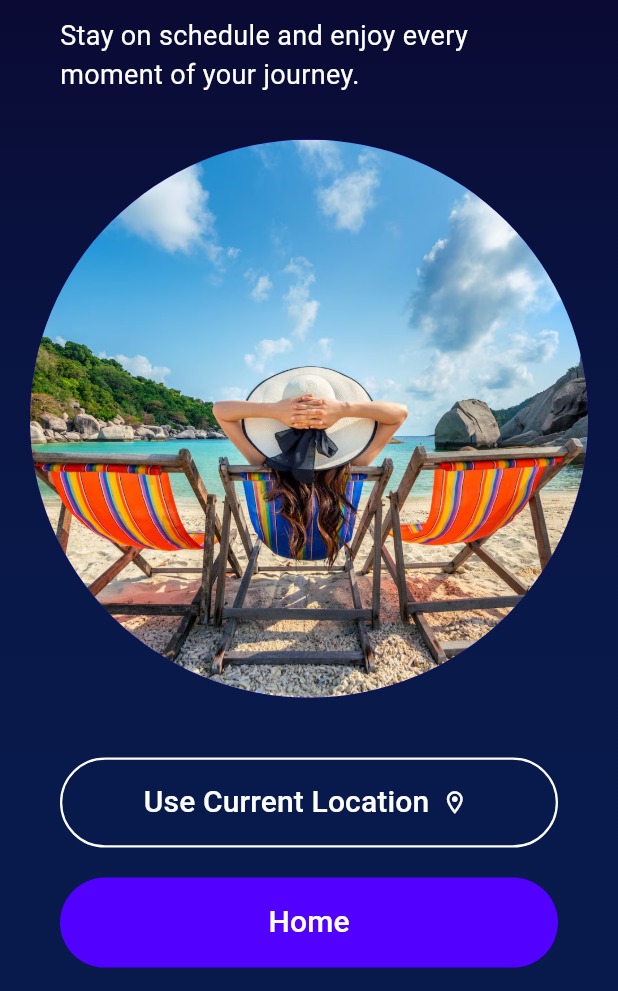
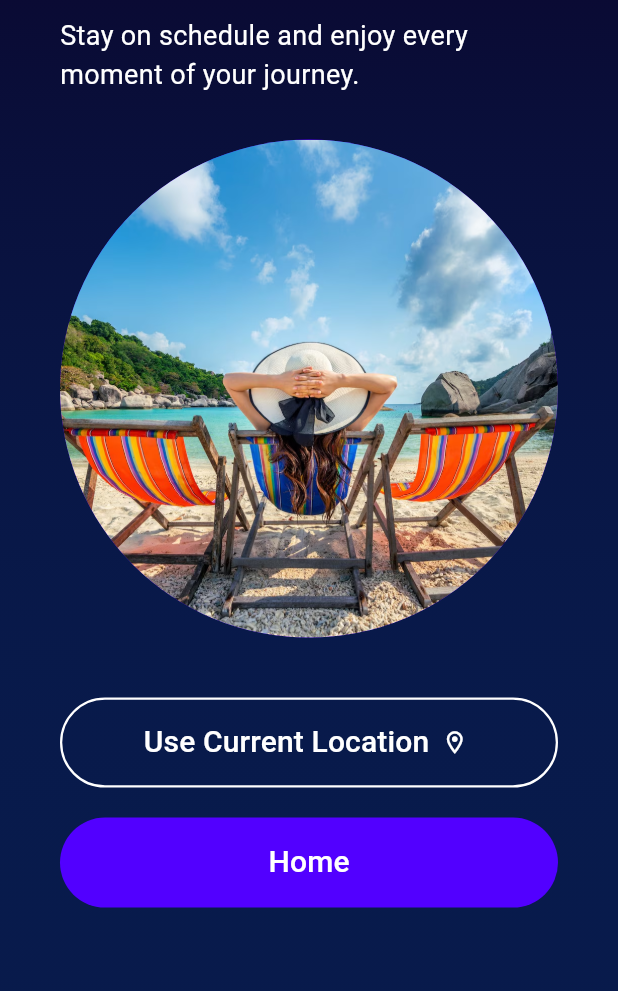
Before and after one commit to Hasan-Uddin/flutter_alarm_app, a Flutter app: the screen it shows after launch, after a tap on "Get Started", after a tap on "Skip", after a tap on "Use Current Location", on a phone screen of 412 x 824 dp, the part 245-1236 px from its top. Run offline on Flutter 3.47's test engine with Material 3 defaults, Android fonts, the light colour scheme and no system bars; our stand-ins replace flutter_local_notifications, geocoding, geolocator, permission_handler, shared_preferences, smooth_page_indicator and 2 more; missing offline and left inert: flutter_background_service, flutter_ringtone_player.

Commit message:
update_3

```diff
--- a/lib/common_widgets/custom_btn.dart
+++ b/lib/common_widgets/custom_btn.dart
@@ -2,9 +2,9 @@ import 'package:flutter/material.dart';
 
 class CustomBtn extends StatelessWidget {
   final String? text;
-  void Function()? onPressed;
+  final void Function()? onPressed;
   final double marginVer;
-  CustomBtn({
+  const CustomBtn({
     super.key,
     required this.text,
     required this.onPressed,
--- a/lib/common_widgets/custom_btn_img.dart
+++ b/lib/common_widgets/custom_btn_img.dart
@@ -2,10 +2,10 @@ import 'package:flutter/material.dart';
 
 class CustomBtnImg extends StatelessWidget {
   final String text;
-  void Function()? onPressed;
+  final void Function()? onPressed;
   final Icon icon;
   final double marginVer;
-  CustomBtnImg({
+  const CustomBtnImg({
     super.key,
     required this.text,
     required this.icon,
--- a/lib/common_widgets/linear_grad.dart
+++ b/lib/common_widgets/linear_grad.dart
@@ -2,7 +2,7 @@ import 'package:flutter/material.dart';
 
 class LinearGrad extends StatelessWidget {
   final Widget? child;
-  LinearGrad({super.key, this.child});
+  const LinearGrad({super.key, this.child});
 
   @override
   Widget build(BuildContext context) {
--- a/lib/constants/colors.dart
+++ /dev/null
@@ -1,5 +0,0 @@
-class ConstColors {
-  static const purpleBtn = 0xFF7B4CDF;
-  static const purpleDeepDot = 0xFF7D34F3;
-  static const buttonColor = 0x5200FF;
-}
--- a/lib/features/location/location_screen.dart
+++ b/lib/features/location/location_screen.dart
@@ -28,14 +28,15 @@ class _LocationScreenState extends State<LocationScreen> {
 
   Future<void> _checkExistingLocationAndProceed() async {
     final existingLocation = await _storageService.getUserLocation();
+    Future.delayed(const Duration(milliseconds: 600), () async {
+      await _fetchAndSaveLocation().whenComplete(() {
         if (existingLocation != null && mounted) {
           Navigator.pushReplacement(
             context,
             MaterialPageRoute(builder: (context) => const AlarmHome()),
           );
         }
-    Future.delayed(const Duration(milliseconds: 800), () async {
-      await _fetchAndSaveLocation();
+      });
     });
   }
 
@@ -97,10 +98,9 @@ class _LocationScreenState extends State<LocationScreen> {
                     ],
                   ),
                 ),
-
                 SizedBox(height: 10),
                 Container(
-                  margin: EdgeInsets.all(20),
+                  margin: EdgeInsets.symmetric(horizontal: 40, vertical: 20),
                   child: LayoutBuilder(
                     builder: (context, constraints) {
                       // Use LayoutBuilder to get the available width and calculate the radius.
@@ -115,10 +115,7 @@ class _LocationScreenState extends State<LocationScreen> {
                   ),
                 ),
                 SizedBox(height: 10),
-                Container(
-                  //height: 60,
-                  //width: MediaQuery.of(context).size.width * 1,
-                  child: Column(
+                Column(
                   children: [
                     CustomBtnImg(
                       text: "Use Current Location",
@@ -140,7 +137,6 @@ class _LocationScreenState extends State<LocationScreen> {
                     ),
                   ],
                 ),
-                ),
                 SizedBox(height: MediaQuery.of(context).size.height * 0.10),
               ],
             ),
--- a/lib/helpers/services/background_service.dart
+++ b/lib/helpers/services/background_service.dart
@@ -1,45 +1,45 @@
-import 'dart:async';
-import 'dart:ui';
-import 'package:audioplayers/audioplayers.dart';
-import 'package:flutter_alarm_app/helpers/services/notification_service.dart';
-import 'package:flutter_background_service/flutter_background_service.dart';
+// import 'dart:async';
+// import 'dart:ui';
+// import 'package:audioplayers/audioplayers.dart';
+// import 'package:flutter_alarm_app/helpers/services/notification_service.dart';
+// import 'package:flutter_background_service/flutter_background_service.dart';
 
-Future<void> initializeService() async {
-  final service = FlutterBackgroundService();
-  await service.configure(
-    androidConfiguration: AndroidConfiguration(
-      onStart: onStart,
-      isForegroundMode: true,
-      autoStart: true,
-    ),
-    iosConfiguration: IosConfiguration(onForeground: onStart, autoStart: true),
-  );
-}
+// Future<void> initializeService() async {
+//   final service = FlutterBackgroundService();
+//   await service.configure(
+//     androidConfiguration: AndroidConfiguration(
+//       onStart: onStart,
+//       isForegroundMode: true,
+//       autoStart: true,
+//     ),
+//     iosConfiguration: IosConfiguration(onForeground: onStart, autoStart: true),
+//   );
+// }
 
-@pragma('vm:entry-point')
-void onStart(ServiceInstance service) async {
-  DartPluginRegistrant.ensureInitialized();
+// @pragma('vm:entry-point')
+// void onStart(ServiceInstance service) async {
+//   DartPluginRegistrant.ensureInitialized();
 
-  final audioPlayer = AudioPlayer();
-  final notificationService = NotificationService();
-  await notificationService.init((p0) => null);
+//   final audioPlayer = AudioPlayer();
+//   final notificationService = NotificationService();
+//   await notificationService.init((p0) => null);
 
-  if (service is AndroidServiceInstance) {
-    service.on('setAsForeground').listen((event) {
-      service.setAsForegroundService();
-    });
+//   if (service is AndroidServiceInstance) {
+//     service.on('setAsForeground').listen((event) {
+//       service.setAsForegroundService();
+//     });
 
-    service.on('setAsBackground').listen((event) {
-      service.setAsBackgroundService();
-    });
-  }
+//     service.on('setAsBackground').listen((event) {
+//       service.setAsBackgroundService();
+//     });
+//   }
 
-  service.on('stopService').listen((event) {
-    service.stopSelf();
-  });
+//   service.on('stopService').listen((event) {
+//     service.stopSelf();
+//   });
 
-  service.on('stopAlarm').listen((event) async {
-    await audioPlayer.stop();
-    await notificationService.cancelAllAlarms();
-  });
-}
+//   service.on('stopAlarm').listen((event) async {
+//     await audioPlayer.stop();
+//     await notificationService.cancelAllAlarms();
+//   });
+// }
--- a/lib/helpers/services/notification_service.dart
+++ b/lib/helpers/services/notification_service.dart
@@ -25,6 +25,20 @@ class NotificationService {
       iOS: initializationSettingsIOS,
     );
 
+    final AndroidNotificationChannel channel = const AndroidNotificationChannel(
+      'alarm_channel', // id
+      'Alarm Channel', // title
+      description: 'Channel for alarm notifications', // description
+      importance: Importance.max,
+      sound: RawResourceAndroidNotificationSound('alarm'),
+      audioAttributesUsage: AudioAttributesUsage.alarm,
+    );
+
+    await flutterLocalNotificationsPlugin
+        .resolvePlatformSpecificImplementation<
+            AndroidFlutterLocalNotificationsPlugin>()
+        ?.createNotificationChannel(channel);
+
     await flutterLocalNotificationsPlugin.initialize(
       initializationSettings,
       onDidReceiveNotificationResponse: onDidReceiveNotificationResponse,
@@ -43,7 +57,6 @@ class NotificationService {
       channelDescription: 'Channel for alarm notifications',
       importance: Importance.max,
       priority: Priority.high,
-          sound: RawResourceAndroidNotificationSound('alarm'),
       actions: [
         AndroidNotificationAction(
           'stop_alarm',
@@ -84,7 +97,6 @@ class NotificationService {
           channelDescription: 'Channel for alarm notifications',
           importance: Importance.max,
           priority: Priority.high,
-          sound: RawResourceAndroidNotificationSound('alarm'),
           actions: [
             AndroidNotificationAction(
               'stop_alarm',
--- a/lib/main.dart
+++ b/lib/main.dart
@@ -4,7 +4,6 @@ import 'package:flutter_alarm_app/features/location/location_screen.dart';
 import 'package:flutter_alarm_app/features/onboarding/onboarding_screen.dart';
 import 'package:flutter_alarm_app/helpers/dark_theme.dart';
 import 'package:flutter_alarm_app/helpers/services/audio_service.dart';
-import 'package:flutter_alarm_app/helpers/services/background_service.dart';
 import 'package:flutter_alarm_app/helpers/services/notification_service.dart';
 import 'package:flutter_alarm_app/helpers/services/storage_service.dart';
 import 'package:flutter/services.dart';
@@ -30,10 +29,6 @@ void onDidReceiveNotificationResponse(
 Future<void> main() async {
   WidgetsFlutterBinding.ensureInitialized();
   tz.initializeTimeZones();
-  if (!kIsWeb) {
-    // avoid if running on web
-    await initializeService();
-  }
 
   await initNotifications();
 
```
Also changed, not shown: lib/helpers/services/audio_service.dart (+7 -5 lines), pubspec.yaml (+7 -8 lines), pubspec.lock, 5 other files. Lines whose indentation alone changed are shown as unchanged.
